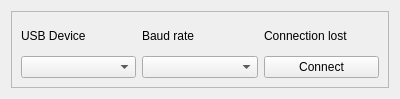
The window that src/pyqtier/plugins/usb_plugin/views/templates/usb_control_with_baudrate.ui (Korzhak/PyQtier) describes before a commit, drawn with Qt 5.
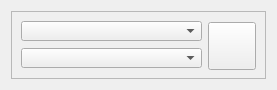
The same window after the commit. Icons and pictures are not drawn. Custom widgets are drawn as their Qt base class.

What changed in the file:
```diff
--- a/src/pyqtier/plugins/usb_plugin/views/templates/usb_control_with_baudrate.ui
+++ b/src/pyqtier/plugins/usb_plugin/views/templates/usb_control_with_baudrate.ui
@@ -6,8 +6,8 @@
    <rect>
     <x>0</x>
     <y>0</y>
-    <width>400</width>
-    <height>99</height>
+    <width>277</width>
+    <height>86</height>
    </rect>
   </property>
   <property name="windowTitle">
@@ -24,36 +24,67 @@
      </property>
      <layout class="QGridLayout" name="gridLayout">
       <item row="0" column="0">
-       <widget class="QLabel" name="label">
-        <property name="text">
-         <string>USB Device</string>
+       <widget class="ExtendedComboBox" name="cb_list_usb_devices">
+        <property name="maximumSize">
+         <size>
+          <width>16777215</width>
+          <height>20</height>
+         </size>
         </property>
-       </widget>
-      </item>
-      <item row="0" column="1">
-       <widget class="QLabel" name="label_2">
-        <property name="text">
-         <string>Baud rate</string>
+        <property name="font">
+         <font>
+          <pointsize>10</pointsize>
+         </font>
         </property>
        </widget>
       </item>
-      <item row="0" column="2">
-       <widget class="QLabel" name="label_3">
-        <property name="text">
-         <string>Connection lost</string>
-        </property>
-       </widget>
-      </item>
-      <item row="1" column="0">
-       <widget class="ExtendedComboBox" name="cb_list_usb_devices"/>
-      </item>
-      <item row="1" column="1">
-       <widget class="QComboBox" name="cb_list_baud_rates"/>
-      </item>
-      <item row="1" column="2">
+      <item row="0" column="1" rowspan="2">
        <widget class="QPushButton" name="bt_connect_disconnect">
+        <property name="minimumSize">
+         <size>
+          <width>48</width>
+          <height>48</height>
+         </size>
+        </property>
+        <property name="maximumSize">
+         <size>
+          <width>45</width>
+          <height>45</height>
+         </size>
+        </property>
         <property name="text">
-         <string>Connect</string>
+         <string/>
+        </property>
+        <property name="icon">
+         <iconset resource="resources.qrc">
+          <normaloff>:/buttons_img/img/connect.png</normaloff>:/buttons_img/img/connect.png</iconset>
+        </property>
+        <property name="iconSize">
+         <size>
+          <width>27</width>
+          <height>27</height>
+         </size>
+        </property>
+       </widget>
+      </item>
+      <item row="1" column="0">
+       <widget class="QComboBox" name="cb_list_baud_rates">
+        <property name="minimumSize">
+         <size>
+          <width>0</width>
+          <height>20</height>
+         </size>
+        </property>
+        <property name="maximumSize">
+         <size>
+          <width>16777215</width>
+          <height>20</height>
+         </size>
+        </property>
+        <property name="font">
+         <font>
+          <pointsize>10</pointsize>
+         </font>
         </property>
        </widget>
       </item>
```
Left out of the diff: 4 changed lines with no effect on the pictures.
